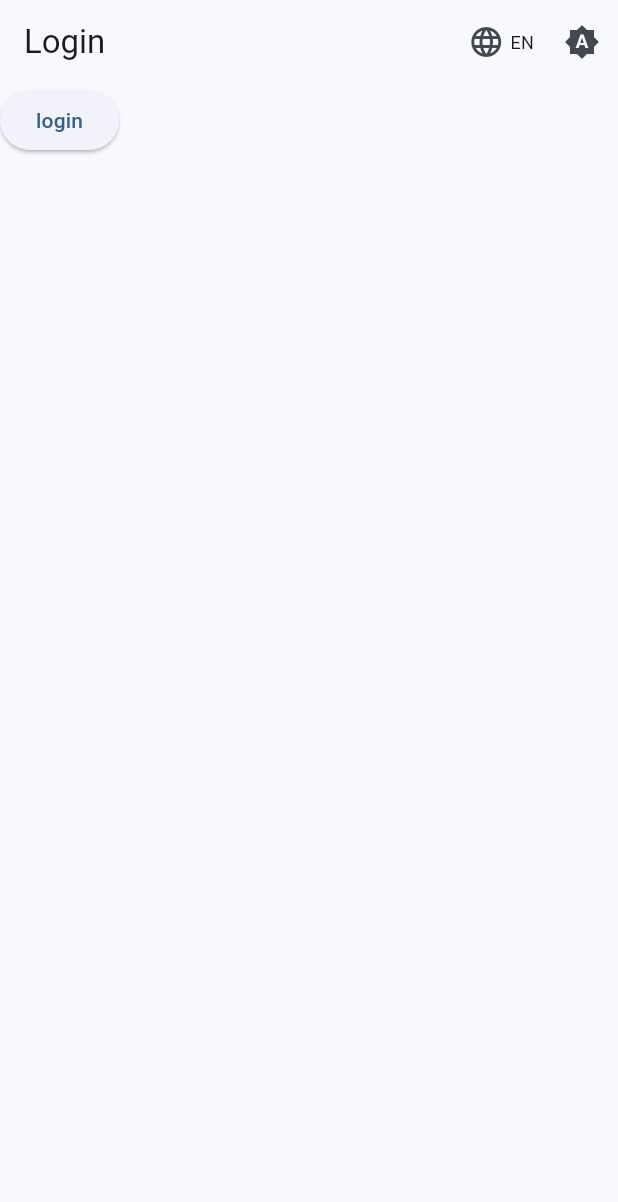
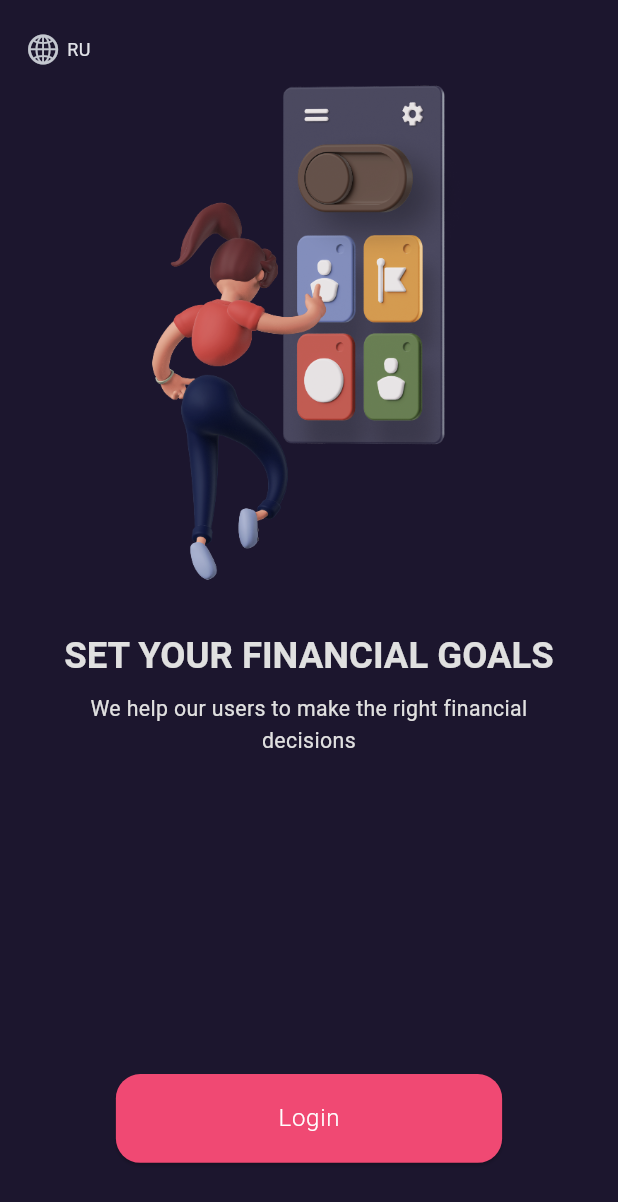
Before and after one commit to Nanaika/qde_realme, a Flutter app: the screen it shows after launch, on a phone screen of 412 x 824 dp. Shown: the top 1202 px of the screen. Run offline on Flutter 3.47's test engine with Material 3 defaults, Android fonts, the phone set to English and light mode, and no system bars; drawn by our look-alikes of showcaseview; our stand-ins replace camera, cloud_firestore, connectivity_plus, dartz, dio, easy_localization and 14 more; missing offline and left inert: excel, google_mlkit_text_recognition; accounts and stored records are empty; generated files the repository leaves out were written again.

Commit message:
added login and lang ui

```diff
--- a/lib/core/services/theme_service.dart
+++ b/lib/core/services/theme_service.dart
@@ -24,7 +24,7 @@ class ThemeServiceImpl implements ThemeService {
   Future<ThemeMode> getThemeMode() async {
     final themeString = _prefs.getString(_themeKey);
     if (themeString == null) {
-      return ThemeMode.system;
+      return ThemeMode.dark;
     }
     switch (themeString) {
       case 'light':
--- a/lib/core/theme/theme_colors.dart
+++ b/lib/core/theme/theme_colors.dart
@@ -8,7 +8,7 @@ class ThemeColors {
   // Primary Colors
   static const Color primary = Color(0xFF2196F3); // Blue
   static const Color primaryLight = Color(0xFF64B5F6);
-  static const Color primaryDark = Color(0xFF1976D2);
+  static const Color primaryDark = Color(0xFFF04973);
   static const Color primaryContainer = Color(0xFFE3F2FD);
   static const Color onPrimary = Colors.white;
   static const Color onPrimaryContainer = Color(0xFF0D47A1);
@@ -55,9 +55,9 @@ class ThemeColors {
 
   // Background Colors
   static const Color background = Color(0xFFFFFFFF);
-  static const Color backgroundDark = Color(0xFF121212);
+  static const Color backgroundDark = Color(0xFF1C162E);
   static const Color surface = Color(0xFFFFFFFF);
-  static const Color surfaceDark = Color(0xFF1E1E1E);
+  static const Color surfaceDark = Color(0xFF1C162E);
   static const Color surfaceVariant = Color(0xFFF5F5F5);
   static const Color surfaceVariantDark = Color(0xFF2C2C2C);
   static const Color onBackground = Color(0xFF1C1B1F);
--- /dev/null
+++ b/lib/core/widgets/main_button.dart
@@ -0,0 +1,40 @@
+import 'package:flutter/material.dart';
+
+import '../theme/theme_colors.dart';
+import '../theme/theme_dimensions.dart';
+import '../theme/theme_text_styles.dart';
+
+class MainButton extends StatelessWidget {
+  const MainButton({
+    super.key,
+    this._onTap,
+  });
+  final void Function()? _onTap;
+  @override
+  Widget build(BuildContext context) {
+    return SizedBox(
+      width: MediaQuery.widthOf(context) / 1.6,
+      child: ElevatedButton(
+        onPressed: _onTap,
+        style: ButtonStyle(
+          shape: WidgetStateProperty.all(
+            RoundedRectangleBorder(
+              borderRadius: BorderRadius.circular(ThemeDimensions.radiusL),
+            ),
+          ),
+          backgroundColor: WidgetStateProperty.all(ThemeColors.primaryDark),
+          padding: WidgetStatePropertyAll(
+            EdgeInsets.symmetric(
+              horizontal: ThemeDimensions.paddingXL,
+              vertical: ThemeDimensions.paddingM,
+            ),
+          ),
+        ),
+        child: Text(
+          'Login',
+          style: ThemeTextStyles.button(context).copyWith(fontSize: 16, fontWeight: FontWeight.w300),
+        ),
+      ),
+    );
+  }
+}
--- a/lib/features/auth/presentation/pages/login_page.dart
+++ b/lib/features/auth/presentation/pages/login_page.dart
@@ -1,12 +1,12 @@
-import 'package:easy_localization/easy_localization.dart';
 import 'package:flutter/material.dart';
 import 'package:flutter_bloc/flutter_bloc.dart';
+import 'package:qde_realme/core/theme/theme_text_styles.dart';
 import 'package:qde_realme/core/widgets/language_toggle.dart';
-import 'package:qde_realme/core/widgets/theme_toggle.dart';
 import 'package:qde_realme/features/auth/presentation/bloc/auth_bloc.dart';
 import 'package:qde_realme/features/auth/presentation/bloc/auth_event.dart';
-import 'package:qde_realme/generated/locale_keys.g.dart';
 
+import '../../../../core/theme/theme_dimensions.dart';
+import '../../../../core/widgets/main_button.dart';
 import '../bloc/auth_state.dart';
 
 class LoginPage extends StatelessWidget {
@@ -21,46 +21,58 @@ class LoginPage extends StatelessWidget {
         } else {}
       },
       child: Scaffold(
-        appBar: AppBar(title: Text(LocaleKeys.auth_login.tr()), actions: const [LanguageToggle(), ThemeToggle()]),
-        body: BlocBuilder<AuthBloc, AuthState>(
-          builder: (context, state) {
-
-
-            return LoginWidget();
-
-            // return state.maybeWhen(
-            //   initial: () => const SizedBox.shrink(),
-            //   loading: () =>
-            //       LoadingWidget(message: LocaleKeys.common_loading.tr()),
-            //   authenticated: (user) => _AuthenticatedView(user: user),
-            //   unauthenticated: () => const SizedBox(height: 0,),
-            //   error: (failure) => ErrorDisplayWidget(
-            //     failure: failure,
-            //     onRetry: () {
-            //
-            //     },
-            //   ),
-            //   orElse: () => const SizedBox.shrink(),
-            // );
-          },
+        // appBar: AppBar(title: Text(LocaleKeys.auth_login.tr()), actions: const [LanguageToggle(), ThemeToggle()]),
+        body: SafeArea(
+          child: Padding(
+            padding: EdgeInsets.all(ThemeDimensions.paddingS),
+            child: Column(
+              children: [
+                const Row(
+                  children: [
+                    LanguageToggle(),
+                  ],
+                ),
+                Image.asset(
+                  'assets/images/auth.png',
+                  height: MediaQuery.heightOf(context) / 2.5,
+                ),
+                const SizedBox(
+                  height: 35,
+                ),
+                Padding(
+                  padding: EdgeInsets.symmetric(horizontal: ThemeDimensions.paddingL),
+                  child: Column(
+                    children: [
+                      Text(
+                        'SET YOUR FINANCIAL GOALS',
+                        style: ThemeTextStyles.headlineLarge(context),
+                        textAlign: TextAlign.center,
+                      ),
+                      const SizedBox(
+                        height: 8,
+                      ),
+                      Text(
+                        'We help our users to make the right financial decisions',
+                        style: ThemeTextStyles.bodyMedium(context),
+                        textAlign: TextAlign.center,
+                      ),
+                    ],
+                  ),
+                ),
+                const Spacer(),
+                MainButton(
+                  onTap: () {
+                    context.read<AuthBloc>().add(LoginEvent());
+                  },
+                ),
+                const SizedBox(
+                  height: 40,
+                ),
+              ],
+            ),
+          ),
         ),
       ),
     );
   }
 }
-
-class LoginWidget extends StatelessWidget {
-  const LoginWidget({
-    super.key,
-  });
-
-  @override
-  Widget build(BuildContext context) {
-    return ElevatedButton(
-      onPressed: () {
-        context.read<AuthBloc>().add(LoginEvent());
-      },
-      child: Text('login'),
-    );
-  }
-}
--- a/pubspec.yaml
+++ b/pubspec.yaml
@@ -66,6 +66,7 @@ dependencies:
   intl: 0.20.2
   showcaseview: ^4.0.1
   flutter_screenutil: ^5.9.0
+  cupertino_icons: ^1.0.8
 
 dev_dependencies:
   flutter_test:
@@ -83,5 +84,6 @@ flutter:
   generate: true
 
   assets:
-    - assets/translations/en.json
+    - assets/translations/uz.json
     - assets/translations/ru.json
+    - assets/images/
```
Also changed, not shown: lib/core/widgets/language_toggle.dart (+144 -15 lines), lib/features/auth/presentation/bloc/auth_bloc.dart (+11 -1 lines), lib/features/home/presentation/pages/home_page_admin.dart (+9 -0 lines), lib/main.dart (+19 -3 lines), assets/images/auth.png (added), assets/images/ru.png (added), assets/images/uz.png (added), assets/translations/uz.json (renamed from assets/translations/en.json), pubspec.lock, 1 other file.
